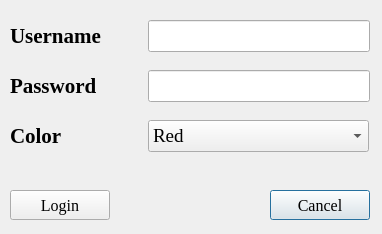
The window that add_player_ui.ui (SarvarRahimi/Mensch_Sarvar) describes before a commit, drawn with Qt 5.
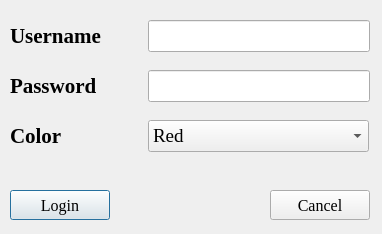
The same window after the commit.

```diff
--- a/add_player_ui.ui
+++ b/add_player_ui.ui
@@ -31,6 +31,9 @@
    <property name="text">
     <string>Cancel</string>
    </property>
+   <property name="default">
+    <bool>false</bool>
+   </property>
   </widget>
   <widget class="QLabel" name="color_label">
    <property name="geometry">
@@ -113,6 +116,9 @@
    <property name="text">
     <string>Login</string>
    </property>
+   <property name="default">
+    <bool>true</bool>
+   </property>
   </widget>
   <widget class="QLabel" name="username_label">
    <property name="geometry">
```
Left out of the diff: 10 changed lines with no effect on the pictures.
